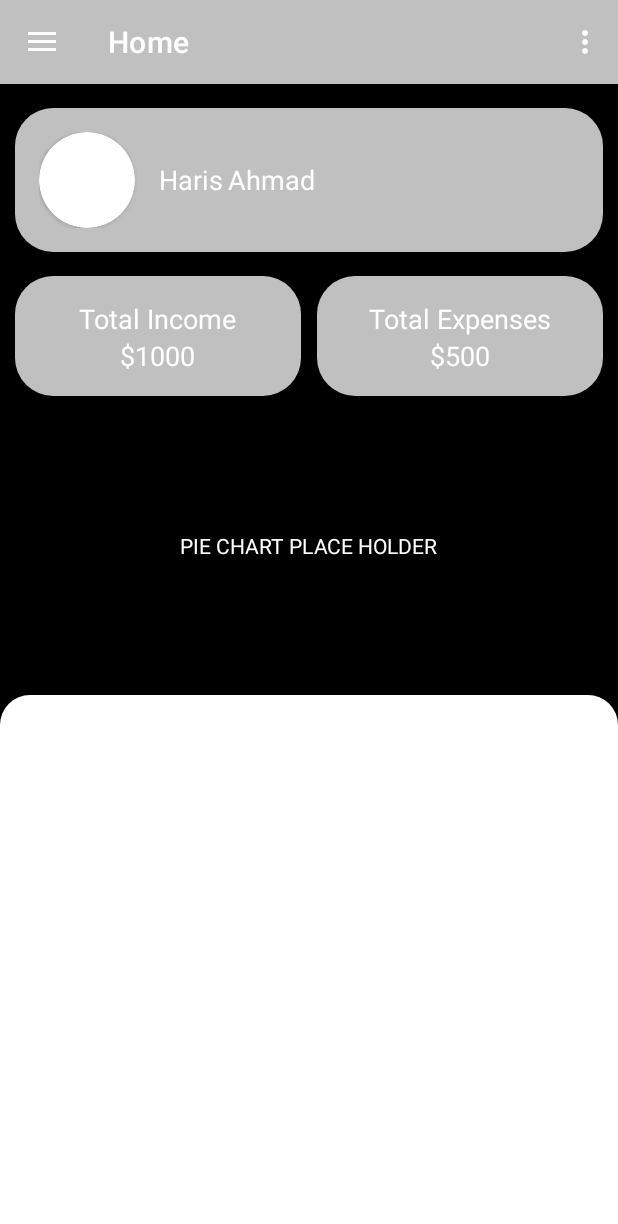
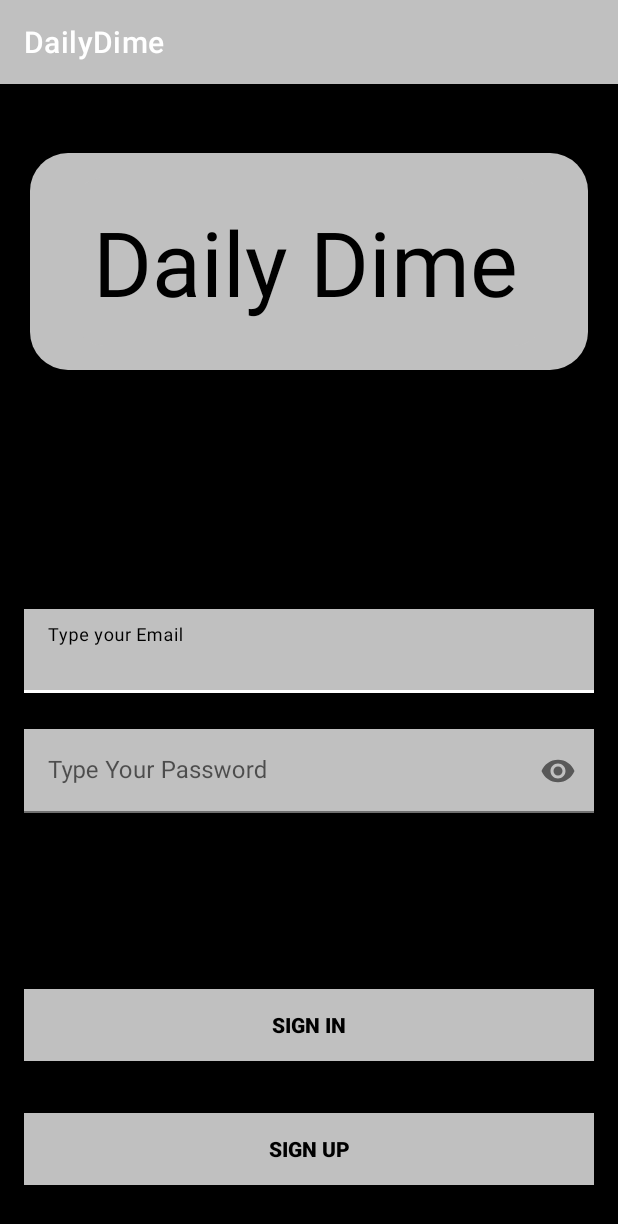
Before and after one commit to HarisAhmad16/DailyDime-AndroidApp, an Android app: the screen it shows after launch (MainActivity before the commit, SignInActivity after it), on a phone screen of 412 x 824 dp. Shown: the top 1224 px of the screen. Run offline under Robolectric (Android 15) with nearby library versions, the phone set to English and light mode, and no system bars; our stand-ins replace Firebase (no records; nobody signed in at launch, a user with empty details on screens opened directly).

Commit message:
Log in and sign up done

```diff
--- a/app/build.gradle.kts
+++ b/app/build.gradle.kts
@@ -1,6 +1,7 @@
 plugins {
     id("com.android.application")
     id("org.jetbrains.kotlin.android")
+    id("com.google.gms.google-services")
 }
 
 android {
@@ -48,6 +49,8 @@ dependencies {
     implementation("androidx.lifecycle:lifecycle-viewmodel-ktx:2.6.2")
     implementation("androidx.navigation:navigation-fragment-ktx:2.7.4")
     implementation("androidx.navigation:navigation-ui-ktx:2.7.4")
+    implementation("com.google.firebase:firebase-auth:22.3.0")
+    implementation("com.google.firebase:firebase-database-ktx:20.3.0")
     testImplementation("junit:junit:4.13.2")
     androidTestImplementation("androidx.test.ext:junit:1.1.5")
     androidTestImplementation("androidx.test.espresso:espresso-core:3.5.1")
--- /dev/null
+++ b/app/src/main/java/com/cmpt362team21/ui/auth/SignInActivity.kt
@@ -0,0 +1,51 @@
+package com.cmpt362team21.ui.auth
+
+import android.content.Intent
+import android.os.Bundle
+import android.widget.Toast
+import androidx.appcompat.app.AppCompatActivity
+import com.cmpt362team21.MainActivity
+import com.cmpt362team21.databinding.ActivitySignInBinding
+import com.google.firebase.auth.FirebaseAuth
+
+class SignInActivity : AppCompatActivity() {
+
+    private lateinit var binding: ActivitySignInBinding
+    private lateinit var firebaseAuth: FirebaseAuth
+
+    override fun onCreate(savedInstanceState: Bundle?) {
+        super.onCreate(savedInstanceState)
+        binding = ActivitySignInBinding.inflate(layoutInflater)
+        setContentView(binding.root)
+
+
+        firebaseAuth = FirebaseAuth.getInstance()
+        binding.signUpButton.setOnClickListener {
+            val intent = Intent(this, SignUpActivity::class.java)
+            startActivity(intent)
+        }
+
+        binding.signInButton.setOnClickListener {
+            val email = binding.emailEt.text.toString()
+            val pass = binding.passET.text.toString()
+
+            if (email.isNotEmpty() && pass.isNotEmpty()) {
+
+                firebaseAuth.signInWithEmailAndPassword(email, pass).addOnCompleteListener {
+                    if (it.isSuccessful) {
+                        val intent = Intent(this, MainActivity::class.java)
+                        startActivity(intent)
+                    } else {
+                        Toast.makeText(this, "Incorrect Email or Password.", Toast.LENGTH_SHORT).show()
+
+                    }
+                }
+            } else {
+                Toast.makeText(this, "Empty Fields Are not Allowed !!", Toast.LENGTH_SHORT).show()
+
+            }
+        }
+    }
+
+
+}
--- /dev/null
+++ b/app/src/main/res/layout/activity_sign_in.xml
@@ -0,0 +1,124 @@
+<?xml version="1.0" encoding="utf-8"?>
+<androidx.constraintlayout.widget.ConstraintLayout xmlns:android="http://schemas.android.com/apk/res/android"
+    xmlns:app="http://schemas.android.com/apk/res-auto"
+    xmlns:tools="http://schemas.android.com/tools"
+    android:layout_width="match_parent"
+    android:layout_height="match_parent"
+    android:background="@color/black"
+    tools:context=".ui.auth.SignInActivity">
+
+    <LinearLayout
+        android:id="@+id/secondRow"
+        android:layout_width="0dp"
+        android:layout_height="wrap_content"
+        android:layout_marginStart="20dp"
+        android:layout_marginTop="46dp"
+        android:layout_marginEnd="20dp"
+        android:background="@drawable/rectangle"
+        android:padding="16dp"
+        app:layout_constraintEnd_toEndOf="parent"
+        app:layout_constraintStart_toStartOf="parent"
+        app:layout_constraintTop_toTopOf="parent"
+        android:baselineAligned="false">
+
+        <RelativeLayout
+            android:id="@+id/expensesRectangle"
+            android:layout_width="0dp"
+            android:layout_height="wrap_content"
+            android:layout_weight="1"
+            android:layout_marginStart="10dp"
+            android:layout_marginEnd="10dp"
+            android:background="@drawable/rectangle"
+            android:padding="16dp">
+
+            <TextView
+                android:id="@+id/expensesText"
+                android:layout_width="match_parent"
+                android:layout_height="wrap_content"
+                android:layout_alignParentTop="true"
+                android:layout_centerHorizontal="true"
+                android:text="@string/daily_dime"
+                android:textColor="@color/black"
+                android:textSize="60sp" />
+
+        </RelativeLayout>
+    </LinearLayout>
+
+    <com.google.android.material.textfield.TextInputLayout
+        android:id="@+id/emailLayout"
+        android:layout_width="match_parent"
+        android:layout_height="wrap_content"
+        android:layout_marginHorizontal="16dp"
+        android:layout_marginTop="350dp"
+        android:background="@color/grey"
+        app:boxStrokeColor="@color/white"
+        app:hintTextColor="@color/black"
+        app:layout_constraintEnd_toEndOf="parent"
+        app:layout_constraintHorizontal_bias="0.5"
+        app:layout_constraintStart_toStartOf="parent"
+        app:layout_constraintTop_toTopOf="parent">
+
+        <com.google.android.material.textfield.TextInputEditText
+            android:id="@+id/emailEt"
+            android:layout_width="match_parent"
+            android:layout_height="wrap_content"
+            android:background="@color/grey"
+            android:hint="@string/type_your_email"
+            android:inputType="textEmailAddress" />
+    </com.google.android.material.textfield.TextInputLayout>
+
+    <com.google.android.material.textfield.TextInputLayout
+        android:id="@+id/passwordLayout"
+        android:layout_width="match_parent"
+        android:layout_height="wrap_content"
+        android:background="@color/grey"
+        android:layout_marginHorizontal="16dp"
+        android:layout_marginTop="24dp"
+        app:boxStrokeColor="@color/white"
+        app:hintTextColor="@color/black"
+        app:layout_constraintEnd_toEndOf="parent"
+        app:layout_constraintHorizontal_bias="0.5"
+        app:layout_constraintStart_toStartOf="parent"
+        app:layout_constraintTop_toBottomOf="@id/emailLayout"
+        app:passwordToggleEnabled="true">
+
+        <com.google.android.material.textfield.TextInputEditText
+            android:id="@+id/passET"
+            android:layout_width="match_parent"
+            android:layout_height="wrap_content"
+            android:background="@color/grey"
+            android:hint="@string/type_your_password"
+            android:inputType="textPassword" />
+    </com.google.android.material.textfield.TextInputLayout>
+
+    <androidx.appcompat.widget.AppCompatButton
+        android:id="@+id/sign_in_button"
+        android:layout_width="0dp"
+        android:layout_height="wrap_content"
+        android:layout_marginHorizontal="16dp"
+        android:background="@color/grey"
+        android:text="@string/sign_in"
+        android:textColor="@color/black"
+        android:textStyle="bold"
+        app:layout_constraintBottom_toBottomOf="parent"
+        app:layout_constraintEnd_toEndOf="parent"
+        app:layout_constraintHorizontal_bias="0.5"
+        app:layout_constraintStart_toStartOf="parent"
+        app:layout_constraintTop_toBottomOf="@+id/passwordLayout" />
+
+    <androidx.appcompat.widget.AppCompatButton
+        android:id="@+id/sign_up_button"
+        android:layout_width="0dp"
+        android:layout_height="wrap_content"
+        android:layout_marginHorizontal="16dp"
+        android:background="@color/grey"
+        android:text="@string/sign_up"
+        android:textColor="@color/black"
+        android:textStyle="bold"
+        app:layout_constraintBottom_toBottomOf="parent"
+        app:layout_constraintEnd_toEndOf="parent"
+        app:layout_constraintHorizontal_bias="0.5"
+        app:layout_constraintStart_toStartOf="parent"
+        app:layout_constraintTop_toBottomOf="@+id/sign_in_button" />
+
+</androidx.constraintlayout.widget.ConstraintLayout>
--- a/app/src/main/res/values/strings.xml
+++ b/app/src/main/res/values/strings.xml
@@ -11,4 +11,13 @@
     <string name="menu_gallery">Gallery</string>
     <string name="menu_slideshow">Slideshow</string>
     <string name="menu_income">Income</string>
+    <string name="sign_up">Sign Up</string>
+    <string name="sign_in">Sign In</string>
+    <string name="type_your_password">Type Your Password</string>
+    <string name="type_your_email">Type your Email</string>
+    <string name="daily_dime">Daily Dime</string>
+    <string name="type_your_date_of_birth">Type your Date Of Birth</string>
+    <string name="type_your_last_name">Type your last name</string>
+    <string name="type_your_first_name">Type your first name</string>
+    <string name="retype_your_password">Retype Your Password</string>
 </resources>
--- a/build.gradle.kts
+++ b/build.gradle.kts
@@ -1,3 +1,8 @@
+buildscript {
+    dependencies {
+        classpath("com.google.gms:google-services:4.4.0")
+    }
+}
 // Top-level build file where you can add configuration options common to all sub-projects/modules.
 plugins {
     id("com.android.application") version "8.1.1" apply false
```
Also changed, not shown: app/src/main/AndroidManifest.xml (+17 -13 lines), app/src/main/java/com/cmpt362team21/ui/auth/SignUpActivity.kt (added, +91 -0 lines), app/src/main/java/com/cmpt362team21/ui/util/DatePickerFragment.kt (added, +27 -0 lines), app/src/main/res/layout/activity_sign_up.xml (added, +163 -0 lines), 1 other file.
